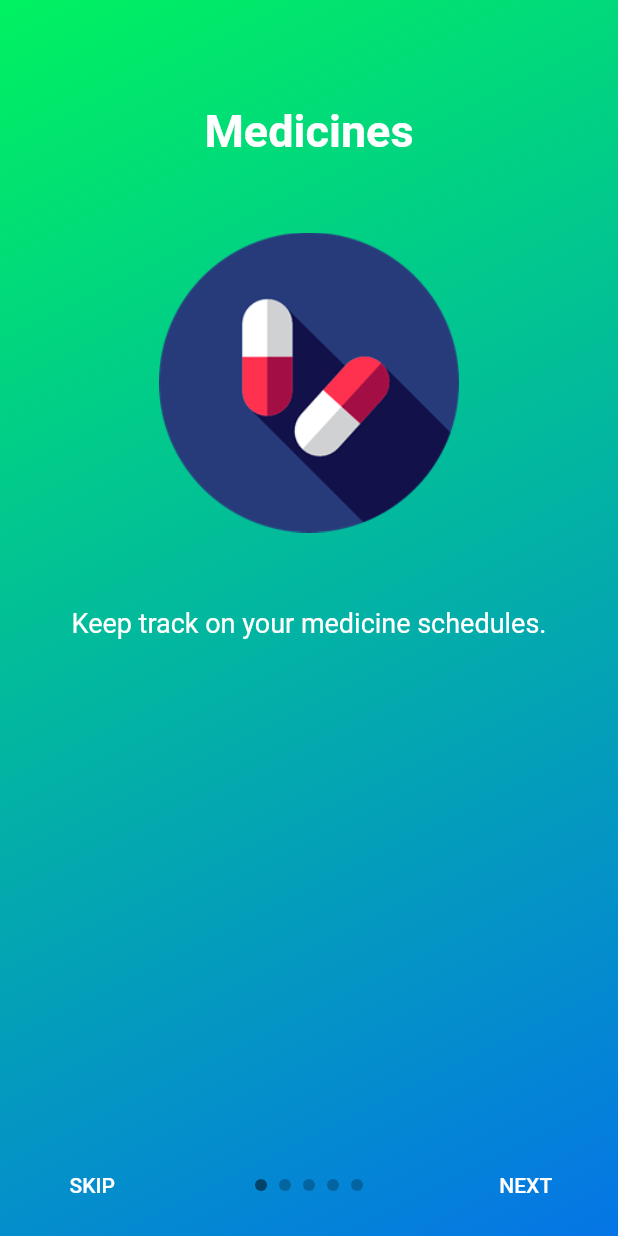
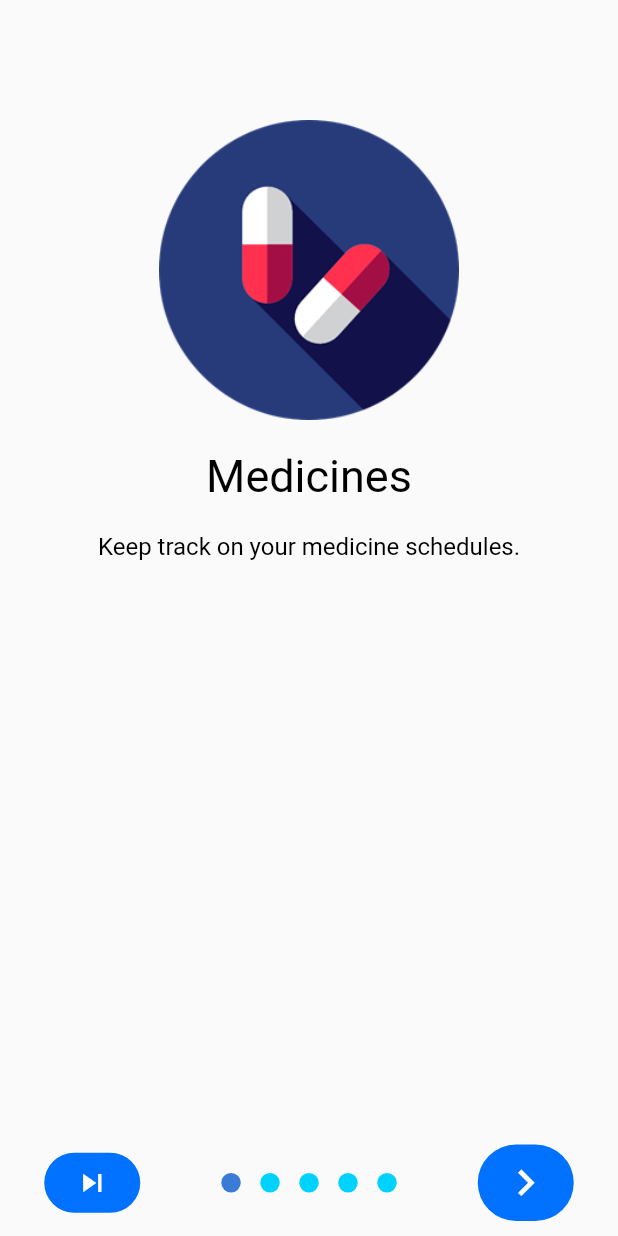
Before and after one commit to max71126/Medicare, a Flutter app: the screen it shows after launch, on a phone screen of 412 x 824 dp. Run offline on Flutter 3.47's test engine with Material 2 defaults, Android fonts, the phone set to English and light mode, and no system bars; drawn by our look-alikes of intro_slider; our stand-ins replace cloud_firestore, equatable, firebase_auth, firebase_storage, flutter_typeahead, google_maps_flutter and 3 more; missing offline and left inert: flutter_google_places, google_maps_webservice; accounts and stored records are empty.

Commit message:
Edit IntroPage Working JOEY kod Thep

```diff
--- a/lib/gui/edit_doctor_page.dart
+++ b/lib/gui/edit_doctor_page.dart
@@ -298,7 +298,6 @@ class _EditDoctorPageState extends State<EditDoctorPage> {
                     widget._doctor.phone = _controllerPhone.text;
                     widget._doctor.notes = _controllerNotes.text;
                     // TODO: Implements image adding and loading
-
                     FirebaseUtils.updateDoctor(widget._doctor);
                     Navigator.pop(context);
                   }
--- a/lib/gui/intro_page.dart
+++ b/lib/gui/intro_page.dart
@@ -1,94 +1,222 @@
-///
-/// `intro_page.dart`
-/// Class for intro page GUI
-/// by Supakit Theanthunyakit (@POKINBKK)
-///
-
 import 'package:flutter/material.dart';
 import 'package:intro_slider/intro_slider.dart';
 
 class IntroPage extends StatefulWidget {
   @override
   State<StatefulWidget> createState() {
+    // TODO: implement createState
     return IntroPageState();
   }
 }
 
 class IntroPageState extends State<IntroPage> {
-  List<Slide> allslides = [];
+  List<Slide> slides = new List();
 
   @override
   void initState() {
     super.initState();
 
-    allslides.add(
+    slides.add(
       new Slide(
         title: 'Medicines',
-            //'ยา',
-            description: 'Keep track on your medicine schedules.',
-            //'บันทึกยาที่กำลังใช้ในปัจจุบัน',
+        styleTitle: TextStyle(
+          color: Colors.black,
+          fontSize: 30.0,
+        ),
+        description:
+            'Keep track on your medicine schedules.',
+        styleDescription: TextStyle(
+          color: Colors.black,
+          fontSize: 16,
+        ),
         pathImage: 'assets/images/medical.png',
         colorBegin: Color(0xff00F260),
         colorEnd: Color(0xff0575E6),
-          )
+      ),
     );
-
-    allslides.add(
+    slides.add(
       new Slide(
         title: 'Appointments',
-            //'นัด',
-            description: 'Never miss your doctor appointments again.',
-            //'นัดที่ไหน เมื่อไหร่ ก็ไม่ลืม',
+        styleTitle: TextStyle(
+          color: Colors.black,
+          fontSize: 30,
+        ),
+        description:
+            'Never miss your doctor appointments again.',
+        styleDescription: TextStyle(
+          color: Colors.black,
+          fontSize: 16,
+        ),
             pathImage: 'assets/images/note.png',
             colorBegin: Color(0xffff6a00),
             colorEnd: Color(0xffee0979),
-          )
+      ),
     );
-
-    allslides.add(
+    slides.add(
       new Slide(
         title: 'Doctors',
-            //'แพทย์',
+        styleTitle: TextStyle(
+          color: Colors.black,
+          fontSize: 30,
+        ),
         description: 'Keep information of your doctors.',
-            //'กลับไปพบแพทย์เมื่อไหร่ก็ไม่พลาดวัน',
+        styleDescription: TextStyle(
+          color: Colors.black,
+          fontSize: 16,
+        ),
             pathImage: 'assets/images/doctor.png',
             colorBegin: Color(0xff4776E6),
             colorEnd: Color(0xff8E54E9),
-          )
+      ),
     );
-
-    allslides.add(
+    slides.add(
       new Slide(
         title: 'Nearby Hospitals',
-            //'โรงพยาบาลใกล้เคียง',
-            description: 'Search for nearby hospitals in no time.',
-            //'ค้นหาโรงพยาบาลได้ทันที',
+        styleTitle: TextStyle(
+          color: Colors.black,
+          fontSize: 30,
+        ),
+        description:
+            'Search for nearby hospitals in no time.',
+        styleDescription: TextStyle(
+          color: Colors.black,
+          fontSize: 16,
+        ),
             pathImage: 'assets/images/map.png',
             colorBegin: Color(0xff0575E6),
             colorEnd: Color(0xff021B79),
-          )
+      ),
     );
-
-    allslides.add(
+    slides.add(
       new Slide(
         title: 'All in one app',
-            //'สรุปครบจบในที่เดียว',
+        styleTitle: TextStyle(
+          color: Colors.black,
+          fontSize: 30.0,
+        ),
         description: 'The hospital is in your hand.',
-            //'โรงพยาบาลในมือคุณ',
+        styleDescription: TextStyle(
+          color: Colors.black,
+          fontSize: 16.0,
+        ),
             pathImage: 'assets/images/hospital.png',
             colorBegin: Color(0xff00c6ff),
             colorEnd: Color(0xff0072ff),
-          )
+      ),
     );
+  }
+
+  void onDonePress() {
+    // Do what you want
+    Navigator.pop(context);
+  }
+
+  void onTabChangeCompleted(index) {
+    // Index of current tab is focused
+  }
+
+  Widget renderNextBtn() {
+    return Icon(
+      Icons.navigate_next,
+      color: Colors.white,
+      size: 35.0,
+    );
+  }
+
+  Widget renderDoneBtn() {
+    return Icon(Icons.done, color: Colors.white);
+  }
+
+  Widget renderSkipBtn() {
+    return Icon(
+      Icons.skip_next,
+      color: Colors.white,
+    );
+  }
+
+  List<Widget> renderListCustomTabs() {
+    List<Widget> tabs = new List();
+    for (int i = 0; i < slides.length; i++) {
+      Slide currentSlide = slides[i];
+      tabs.add(Container(
+        width: double.infinity,
+        height: double.infinity,
+        child: Container(
+          margin: EdgeInsets.only(bottom: 60.0, top: 60.0),
+          child: ListView(
+            children: <Widget>[
+              Padding(
+                padding: const EdgeInsets.fromLTRB(0, 20, 0, 0),
+              ),
+              GestureDetector(
+                  child: Image.asset(
+                currentSlide.pathImage,
+                width: 200.0,
+                height: 200.0,
+                fit: BoxFit.contain,
+              )),
+              Container(
+                child: Text(
+                  currentSlide.title,
+                  style: currentSlide.styleTitle,
+                  textAlign: TextAlign.center,
+                ),
+                margin: EdgeInsets.only(top: 20.0),
+              ),
+              Container(
+                child: Text(
+                  currentSlide.description,
+                  style: currentSlide.styleDescription,
+                  textAlign: TextAlign.center,
+                  maxLines: 5,
+                  overflow: TextOverflow.ellipsis,
+                ),
+                margin: EdgeInsets.only(top: 20.0),
+              ),
+            ],
+          ),
+        ),
+      ));
+    }
+    return tabs;
   }
 
   @override
   Widget build(BuildContext context) {
-    return new IntroSlider(
-      slides: this.allslides,
-      onDonePress: () {
-        Navigator.pop(context);
-      },
+    return Scaffold(
+      body: Container(
+        child: new IntroSlider(
+          // List slides
+          slides: this.slides,
+          // Skip button
+          renderSkipBtn: this.renderSkipBtn(),
+          colorSkipBtn: Color(0xff0072ff),
+          highlightColorSkipBtn: Color(0xff00c6ff),
+
+          // Next button
+          renderNextBtn: this.renderNextBtn(),
+
+          // Done button
+          renderDoneBtn: this.renderDoneBtn(),
+          onDonePress: this.onDonePress,
+          colorDoneBtn: Color(0xff0072ff),
+          highlightColorDoneBtn: Color(0xff00c6ff),
+
+          // Dot indicator
+          colorDot: Color(0xff00d2ff),
+          colorActiveDot: Color(0xff3a7bd5),
+          sizeDot: 13.0,
+
+          // List custom tabs
+          listCustomTabs: this.renderListCustomTabs(),
+
+          // Show or hide status bar
+          shouldHideStatusBar: true,
+
+          // On tab change completed
+          onTabChangeCompleted: this.onTabChangeCompleted,
+        ),
+      ),
     );
   }
 }
```
Lines whose indentation alone changed are shown as unchanged.
